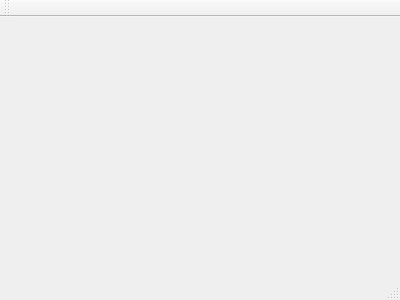
First picture: the form in mainwindow.ui, repository amolinap/NetworkMonitor, before the edit.
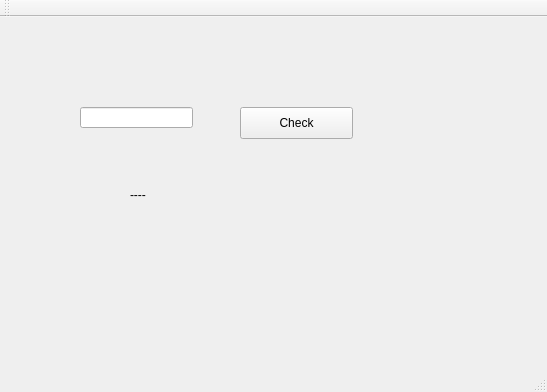
Second picture: the form after the edit.

Commit message: Se agrega codigo para checar si la IP esta activa

```diff
--- a/mainwindow.ui
+++ b/mainwindow.ui
@@ -1,24 +1,76 @@
 <ui version="4.0">
  <class>MainWindow</class>
- <widget class="QMainWindow" name="MainWindow" >
-  <property name="geometry" >
+ <widget class="QMainWindow" name="MainWindow">
+  <property name="geometry">
    <rect>
     <x>0</x>
     <y>0</y>
-    <width>400</width>
-    <height>300</height>
+    <width>547</width>
+    <height>392</height>
    </rect>
   </property>
   <property name="windowTitle" >
    <string>MainWindow</string>
   </property>
-  <widget class="QMenuBar" name="menuBar" />
-  <widget class="QToolBar" name="mainToolBar" />
-  <widget class="QWidget" name="centralWidget" />
-  <widget class="QStatusBar" name="statusBar" />
+  <widget class="QWidget" name="centralWidget">
+   <widget class="QPushButton" name="btCheck">
+    <property name="geometry">
+     <rect>
+      <x>240</x>
+      <y>90</y>
+      <width>113</width>
+      <height>32</height>
+     </rect>
+    </property>
+    <property name="text">
+     <string>Check</string>
+    </property>
+   </widget>
+   <widget class="QLineEdit" name="tbIP">
+    <property name="geometry">
+     <rect>
+      <x>80</x>
+      <y>90</y>
+      <width>113</width>
+      <height>21</height>
+     </rect>
+    </property>
+   </widget>
+   <widget class="QLabel" name="lbStatus">
+    <property name="geometry">
+     <rect>
+      <x>130</x>
+      <y>170</y>
+      <width>60</width>
+      <height>16</height>
+     </rect>
+    </property>
+    <property name="text">
+     <string>----</string>
+    </property>
+   </widget>
+  </widget>
+  <widget class="QMenuBar" name="menuBar">
+   <property name="geometry">
+    <rect>
+     <x>0</x>
+     <y>0</y>
+     <width>547</width>
+     <height>22</height>
+    </rect>
+   </property>
+  </widget>
+  <widget class="QToolBar" name="mainToolBar">
+   <attribute name="toolBarArea">
+    <enum>TopToolBarArea</enum>
+   </attribute>
+   <attribute name="toolBarBreak">
+    <bool>false</bool>
+   </attribute>
+  </widget>
+  <widget class="QStatusBar" name="statusBar"/>
  </widget>
- <layoutDefault spacing="6" margin="11" />
- <pixmapfunction></pixmapfunction>
+ <layoutdefault spacing="6" margin="11"/>
  <resources/>
  <connections/>
 </ui>
```
Left out of the diff: 3 changed lines with no effect on the pictures. The commit also changes 2 other files.
